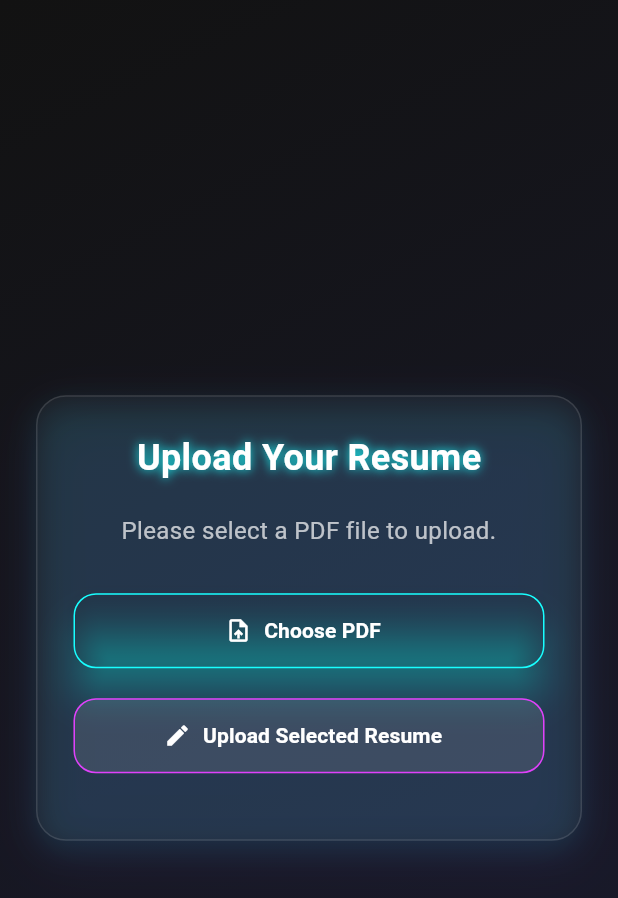
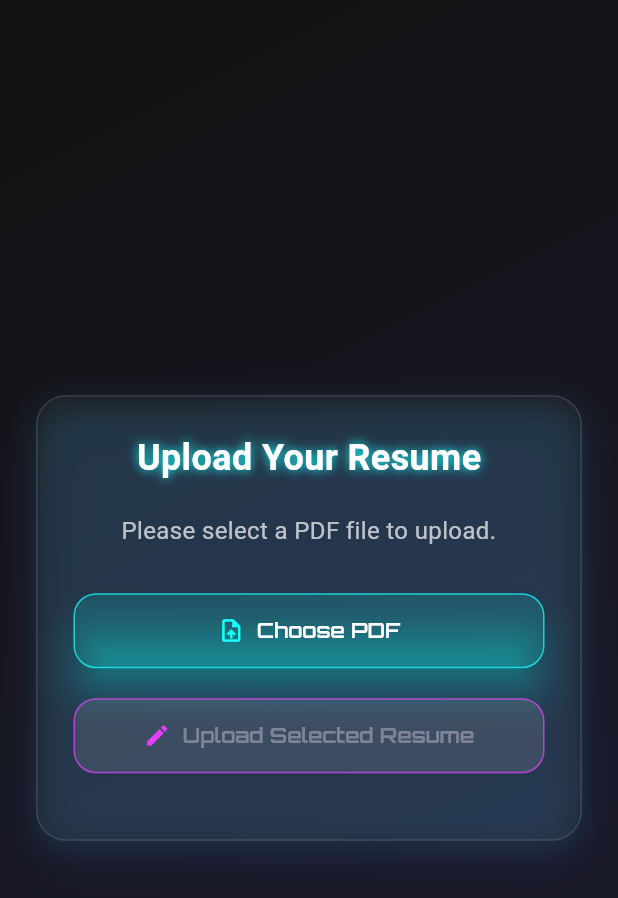
Before and after one commit to arrohisrivastava0/SynthCV, a Flutter app: the UploadResumeScreen screen opened directly, on a phone screen of 412 x 824 dp. Shown: the top 898 px of the screen. Run offline on Flutter 3.47's test engine with Material 3 defaults, Android fonts, the phone set to English and light mode, and no system bars; our stand-ins replace file_picker, google_fonts, google_sign_in, hive, supabase_flutter; accounts and stored records are empty; network calls fail; Roboto replaces fonts that are missing (Montserrat).

```diff
--- a/lib/widget/simple_neon_button.dart
+++ b/lib/widget/simple_neon_button.dart
@@ -1,20 +1,21 @@
 import 'package:flutter/material.dart';
+import 'package:google_fonts/google_fonts.dart';
 
 class NeonIconButton extends StatelessWidget {
-  final IconData icon;
+  final IconData? icon;
   final String label;
   final VoidCallback? onPressed;
   final bool isLoading;
-  final Color borderColor;
+  // final Color borderColor;
   final Color glowColor;
   final bool isDisabled;
 
   const NeonIconButton({
     Key? key,
-    required this.icon,
+    this.icon,
     required this.label,
     required this.onPressed,
-    required this.borderColor,
+    // required this.borderColor,
     required this.glowColor,
     this.isLoading = false,
     this.isDisabled = false,
@@ -24,25 +25,31 @@ class NeonIconButton extends StatelessWidget {
   Widget build(BuildContext context) {
     return ElevatedButton.icon(
       onPressed: (isLoading || isDisabled) ? null : onPressed,
-      icon: Icon(icon, color: Colors.white),
+      icon: icon != null ? Icon(icon, color: glowColor) : const SizedBox.shrink(),
       label: isLoading
           ? const SizedBox(
-        height: 20,
-        width: 20,
-        child: CircularProgressIndicator(color: Colors.white, strokeWidth: 2),
-      )
+              height: 20,
+              width: 20,
+              child: CircularProgressIndicator(
+                  color: Colors.white, strokeWidth: 2),
+            )
           : Text(
-        label,
-        style: const TextStyle(
-          color: Colors.white,
-          fontWeight: FontWeight.bold,
-        ),
-      ),
+              label,
+              //style: const TextStyle(
+              //           color: Colors.white,
+              //           fontWeight: FontWeight.bold,
+              //         ),
+            ),
       style: ElevatedButton.styleFrom(
-        backgroundColor: Colors.transparent,
+        padding: const EdgeInsets.symmetric(horizontal: 24, vertical: 14),
+        backgroundColor: glowColor.withOpacity(0.15),
+        foregroundColor: Colors.white,
+        // backgroundColor: Colors.transparent,
         shadowColor: glowColor,
+        textStyle: GoogleFonts.orbitron(fontWeight: FontWeight.w600),
         elevation: 10,
-        side: BorderSide(color: borderColor),
+        // side: BorderSide(color: borderColor),
+        side: BorderSide(color: glowColor.withOpacity(0.7)),
         minimumSize: const Size(double.infinity, 50),
         shape: RoundedRectangleBorder(borderRadius: BorderRadius.circular(15)),
       ),
```
Also changed, not shown: lib/resume/manual_resume/resume_preview_page.dart (+14 -0 lines), lib/screens/job_description_input_screen.dart (added, +248 -0 lines), pubspec.lock.
